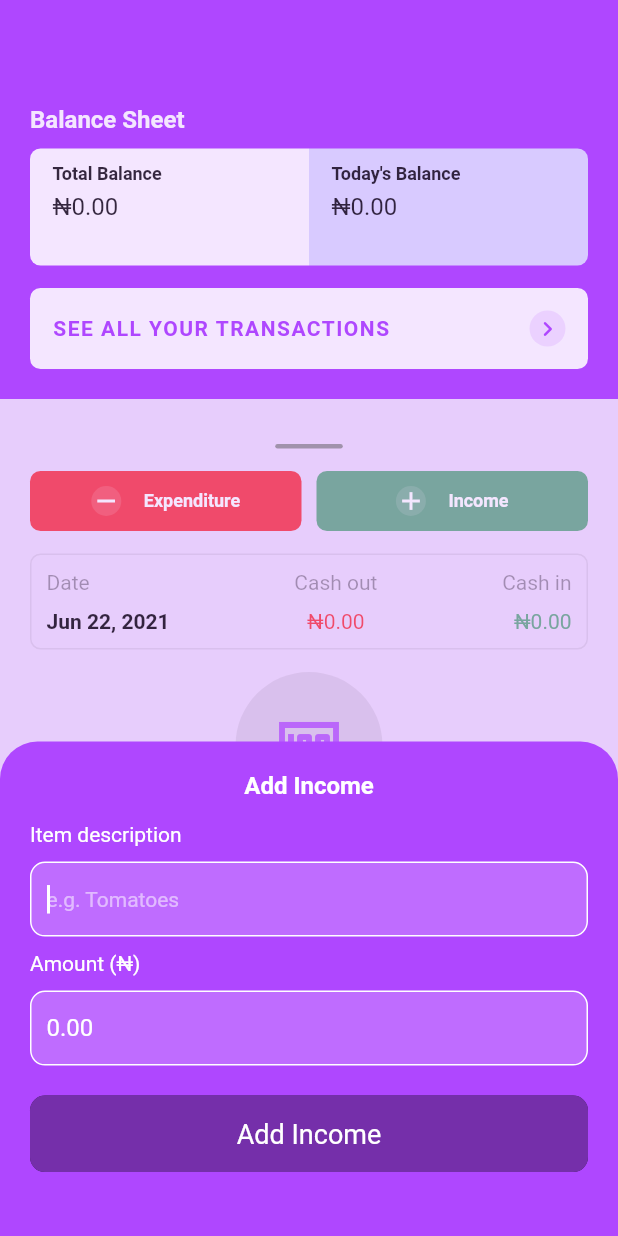
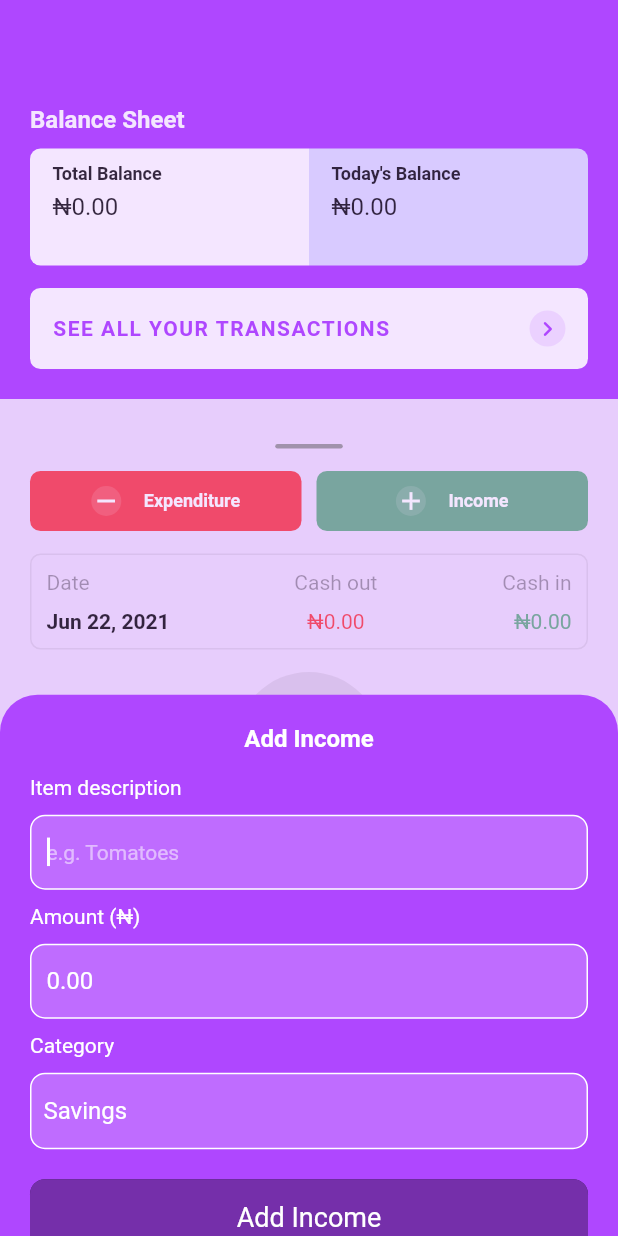
Before and after one commit to benjaminudoh10/balance-sheet, a Flutter app: the screen it shows after launch, after a tap on "Income", on a phone screen of 412 x 824 dp. Run offline on Flutter 3.47's test engine with Material 2 defaults, Android fonts, the light colour scheme and no system bars; our stand-ins replace flutter_spinkit, get, google_fonts, modal_bottom_sheet, sqflite; accounts and stored records are empty.

Commit message:
[Ben] Added category to transactions
Refactored the code (dialogs and constants)

Signed-off-by: Benjamin Udoh <benjaminudoh10@gmail.com>

```diff
--- a/lib/database/db.dart
+++ b/lib/database/db.dart
@@ -1,4 +1,5 @@
 import 'dart:io' as io;
+import 'package:balance_sheet/constants.dart';
 import 'package:path_provider/path_provider.dart';
 import 'package:sqflite/sqflite.dart';
 import 'package:path/path.dart';
@@ -24,7 +25,7 @@ class AppDb {
     String path = join(documentDirectory.path, "transaction.db");
     var taskDb = await openDatabase(
       path,
-      version: 1,
+      version: Constants.DB_VERSION,
       onCreate: (Database db, int version) async {
         await db.execute("""
           CREATE TABLE transactions(
@@ -32,10 +33,17 @@ class AppDb {
             description TEXT NOT NULL,
             type TEXT NOT NULL,
             amount INTEGER NOT NULL,
-            date INTEGER NOT NULL
+            date INTEGER NOT NULL,
+            category TEXT NOT NULL
           )"""
         );
-      }
+      },
+      // onUpgrade: (Database db, int oldVersion, int newVersion) async {
+      //   if (newVersion > oldVersion) {
+      //     print('executed');
+      //     await db.execute("ALTER TABLE transactions ADD COLUMN category TEXT");
+      //   }
+      // }
     );
     return taskDb;
   }
--- a/lib/models/transaction.dart
+++ b/lib/models/transaction.dart
@@ -1,7 +1,14 @@
 import 'package:balance_sheet/enums.dart';
 
 class Transaction {
-  Transaction({this.id, this.description, this.type, this.amount, this.date});
+  Transaction({
+    this.id,
+    this.description,
+    this.type,
+    this.amount,
+    this.date,
+    this.category,
+  });
 
   @override
   String toString() {
@@ -13,6 +20,7 @@ class Transaction {
   final TransactionType type;
   final int amount;
   final DateTime date;
+  final String category;
 
   Map<String, dynamic> toJson() {
     return {
@@ -21,6 +29,7 @@ class Transaction {
       "type": this.type == TransactionType.income ? "income" : "expenditure",
       "amount": this.amount,
       "date": this.date.millisecondsSinceEpoch,
+      "category": this.category,
     };
   }
 
@@ -30,7 +39,8 @@ class Transaction {
       amount: data['amount'],
       description: data['description'],
       type: data['type'] == "income" ? TransactionType.income : TransactionType.expenditure,
-      date: DateTime.fromMillisecondsSinceEpoch(data['date'])
+      date: DateTime.fromMillisecondsSinceEpoch(data['date']),
+      category: data['category'],
     );
   }
 }
--- a/lib/screens/main_screen.dart
+++ b/lib/screens/main_screen.dart
@@ -114,15 +114,20 @@ class MainView extends StatelessWidget {
                   )),
                   Obx(() => Expanded(
                     child: _transactionController.transactions.length == 0
-                      ? noTransaction(
-                          'Add your first transaction today.',
-                          'Click "Income" or "Expenditure" above.',
+                      ? ListView(
+                          children: [
+                            noTransaction(
+                              'Add your first transaction today.',
+                              'Click "Income" or "Expenditure" above.',
+                            )
+                          ],
                         )
-                      : ListView(
+                      : ListView.builder(
                           padding: EdgeInsets.only(top: 0.0),
-                          children: _transactionController.transactions.map(
-                            (transaction) => singleTransactionContainer(transaction)
-                          ).toList(),
+                          itemCount: _transactionController.transactions.length,
+                          itemBuilder: (context, index) {
+                            return singleTransactionContainer(_transactionController.transactions[index]);
+                          },
                         ),
                   )),
                 ],
--- a/lib/screens/new_income_form.dart
+++ b/lib/screens/new_income_form.dart
@@ -1,4 +1,5 @@
 import 'package:balance_sheet/controllers/transactionController.dart';
+import 'package:balance_sheet/dialogs/category.dart';
 import 'package:balance_sheet/models/transaction.dart';
 import 'package:balance_sheet/enums.dart';
 import 'package:balance_sheet/widgets/inputs.dart';
@@ -17,7 +18,7 @@ class IncomeForm extends StatelessWidget {
   Widget build(BuildContext context) {
     return Obx(() => Container(
       padding: EdgeInsets.all(20.0),
-      height: Get.height * 0.4,
+      height: Get.height * 0.438,
       decoration: new BoxDecoration(
         color: Color(0xFFAF47FF),
         borderRadius: new BorderRadius.only(
@@ -38,8 +39,7 @@ class IncomeForm extends StatelessWidget {
               ),
             ),
           ),
-          Form(
-            child: Column(
+          Column(
             crossAxisAlignment: CrossAxisAlignment.start,
             children: [
               Text(
@@ -56,14 +56,26 @@ class IncomeForm extends StatelessWidget {
                 ),
               ),
               AmountInput(),
+              Text(
+                "Category",
+                style: TextStyle(
+                  color: Colors.white,
+                ),
+              ),
+              GestureDetector(
+                onTap: () => Get.dialog(
+                  CategoryDialog()
+                ),
+                child: CategoryInput(),
+              ),
               GestureDetector(
                 onTap: () async {
                   if (!validInput()) {
                     Get.snackbar(
                       "Error",
                       "All fields are required",
-                        snackPosition: SnackPosition.BOTTOM,
-                        backgroundColor: Colors.white,
+                      snackPosition: SnackPosition.TOP,
+                      backgroundColor: Color(0x55FF0000),
                     );
                     return;
                   }
@@ -72,6 +84,7 @@ class IncomeForm extends StatelessWidget {
                     description: _transactionController.description.value,
                     type: this.type,
                     amount: _transactionController.amount.value,
+                    category: _transactionController.category.value,
                     date: DateTime.now(),
                   );
                   if (this.transaction != null) {
@@ -112,7 +125,6 @@ class IncomeForm extends StatelessWidget {
               ),
             ],
           ),
-          ),
         ],
       ),
     ));
--- a/lib/widgets/inputs.dart
+++ b/lib/widgets/inputs.dart
@@ -95,6 +95,36 @@ class AmountInput extends StatelessWidget {
   }
 }
 
+class CategoryInput extends StatelessWidget {
+  final TransactionController _transactionController = Get.find();
+
+  @override
+  Widget build(BuildContext context) {
+    return Container(
+      decoration: BoxDecoration(
+        border: Border.all(color: Colors.white),
+        borderRadius: BorderRadius.circular(10.0),
+        color: Color(0x33ffffff),
+      ),
+      width: Get.width,
+      padding: EdgeInsets.symmetric(
+        vertical: 15.0,
+        horizontal: 8.0,
+      ),
+      margin: EdgeInsets.symmetric(
+        vertical: 10.0,
+      ),
+      child: Text(
+        _transactionController.category.value,
+        style: TextStyle(
+          color: Colors.white,
+          fontSize: 16.0,
+        ),
+      ),
+    );
+  }
+}
+
 class DescriptionInput extends StatelessWidget {
   final TransactionController _transactionController = Get.find();
 
```
Also changed, not shown: lib/constants.dart (added, +28 -0 lines), lib/controllers/transactionController.dart (+18 -3 lines), lib/database/operations.dart (+3 -4 lines), lib/dialogs/category.dart (added, +36 -0 lines), lib/dialogs/reportType.dart (added, +83 -0 lines), lib/screens/details.dart (+28 -0 lines), lib/screens/report.dart (+2 -71 lines). Lines whose indentation alone changed are shown as unchanged.
